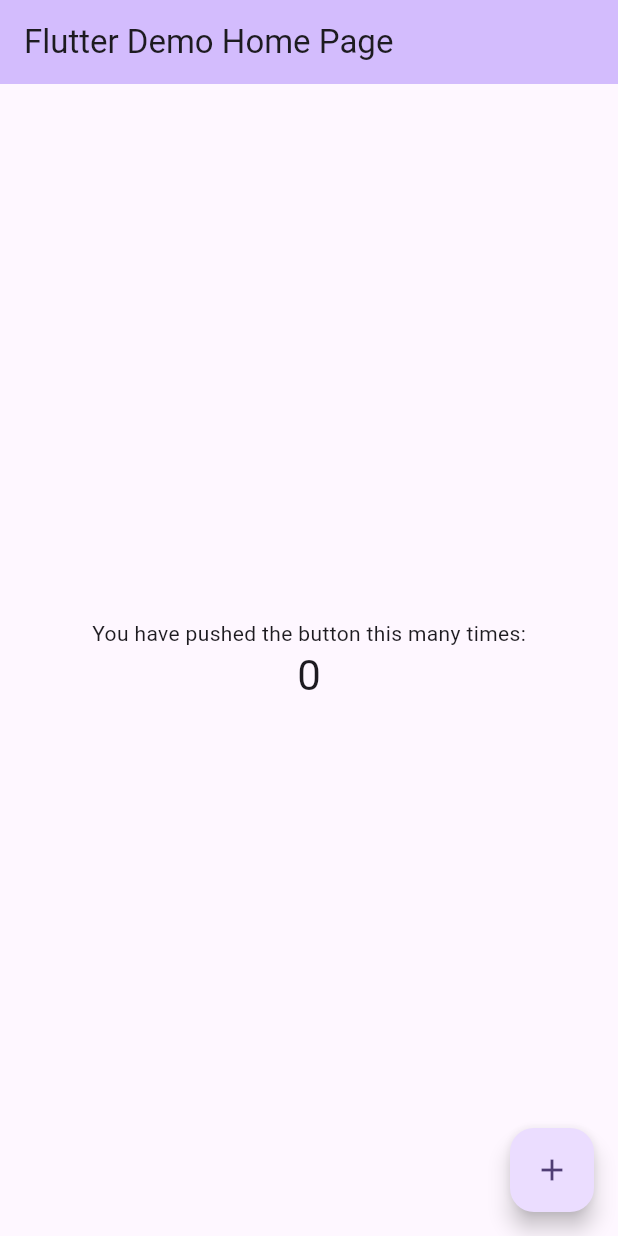
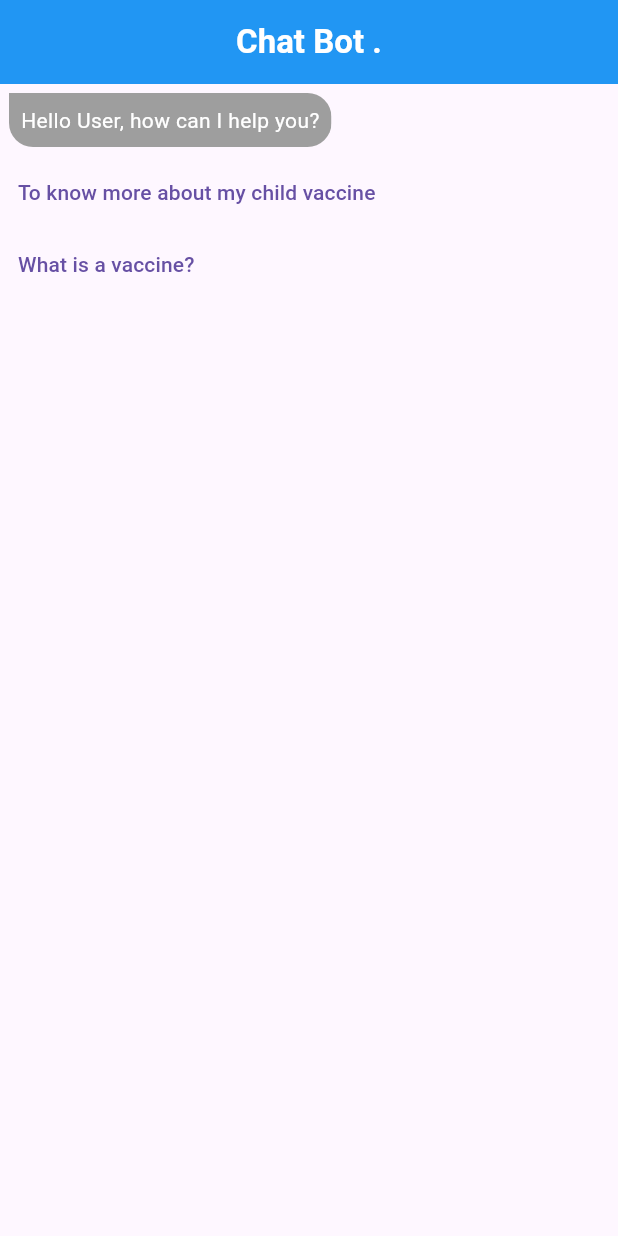
Before and after one commit to Vishnu8991/doctor_baby, a Flutter app: the screen it shows after launch, on a phone screen of 412 x 824 dp. Run offline on Flutter 3.47's test engine with Material 3 defaults, Android fonts, the phone set to English and light mode, and no system bars; our stand-ins replace fluttertoast, shared_preferences.

Commit message:
chat bot added

```diff
--- a/lib/main.dart
+++ b/lib/main.dart
@@ -1,125 +1,22 @@
+import 'package:doctor_baby/view/chatbot/chatbot.dart';
 import 'package:flutter/material.dart';
 
 void main() {
   runApp(const MyApp());
 }
 
-class MyApp extends StatelessWidget {
+class MyApp extends StatefulWidget {
   const MyApp({super.key});
 
-  // This widget is the root of your application.
+  @override
+  State<MyApp> createState() => _MyAppState();
+}
+
+class _MyAppState extends State<MyApp> {
   @override
   Widget build(BuildContext context) {
     return MaterialApp(
-      title: 'Flutter Demo',
-      theme: ThemeData(
-        // This is the theme of your application.
-        //
-        // TRY THIS: Try running your application with "flutter run". You'll see
-        // the application has a purple toolbar. Then, without quitting the app,
-        // try changing the seedColor in the colorScheme below to Colors.green
-        // and then invoke "hot reload" (save your changes or press the "hot
-        // reload" button in a Flutter-supported IDE, or press "r" if you used
-        // the command line to start the app).
-        //
-        // Notice that the counter didn't reset back to zero; the application
-        // state is not lost during the reload. To reset the state, use hot
-        // restart instead.
-        //
-        // This works for code too, not just values: Most code changes can be
-        // tested with just a hot reload.
-        colorScheme: ColorScheme.fromSeed(seedColor: Colors.deepPurple),
-        useMaterial3: true,
-      ),
-      home: const MyHomePage(title: 'Flutter Demo Home Page'),
+      home: ChatBot(),
     );
   }
 }
-
-class MyHomePage extends StatefulWidget {
-  const MyHomePage({super.key, required this.title});
-
-  // This widget is the home page of your application. It is stateful, meaning
-  // that it has a State object (defined below) that contains fields that affect
-  // how it looks.
-
-  // This class is the configuration for the state. It holds the values (in this
-  // case the title) provided by the parent (in this case the App widget) and
-  // used by the build method of the State. Fields in a Widget subclass are
-  // always marked "final".
-
-  final String title;
-
-  @override
-  State<MyHomePage> createState() => _MyHomePageState();
-}
-
-class _MyHomePageState extends State<MyHomePage> {
-  int _counter = 0;
-
-  void _incrementCounter() {
-    setState(() {
-      // This call to setState tells the Flutter framework that something has
-      // changed in this State, which causes it to rerun the build method below
-      // so that the display can reflect the updated values. If we changed
-      // _counter without calling setState(), then the build method would not be
-      // called again, and so nothing would appear to happen.
-      _counter++;
-    });
-  }
-
-  @override
-  Widget build(BuildContext context) {
-    // This method is rerun every time setState is called, for instance as done
-    // by the _incrementCounter method above.
-    //
-    // The Flutter framework has been optimized to make rerunning build methods
-    // fast, so that you can just rebuild anything that needs updating rather
-    // than having to individually change instances of widgets.
-    return Scaffold(
-      appBar: AppBar(
-        // TRY THIS: Try changing the color here to a specific color (to
-        // Colors.amber, perhaps?) and trigger a hot reload to see the AppBar
-        // change color while the other colors stay the same.
-        backgroundColor: Theme.of(context).colorScheme.inversePrimary,
-        // Here we take the value from the MyHomePage object that was created by
-        // the App.build method, and use it to set our appbar title.
-        title: Text(widget.title),
-      ),
-      body: Center(
-        // Center is a layout widget. It takes a single child and positions it
-        // in the middle of the parent.
-        child: Column(
-          // Column is also a layout widget. It takes a list of children and
-          // arranges them vertically. By default, it sizes itself to fit its
-          // children horizontally, and tries to be as tall as its parent.
-          //
-          // Column has various properties to control how it sizes itself and
-          // how it positions its children. Here we use mainAxisAlignment to
-          // center the children vertically; the main axis here is the vertical
-          // axis because Columns are vertical (the cross axis would be
-          // horizontal).
-          //
-          // TRY THIS: Invoke "debug painting" (choose the "Toggle Debug Paint"
-          // action in the IDE, or press "p" in the console), to see the
-          // wireframe for each widget.
-          mainAxisAlignment: MainAxisAlignment.center,
-          children: <Widget>[
-            const Text(
-              'You have pushed the button this many times:',
-            ),
-            Text(
-              '$_counter',
-              style: Theme.of(context).textTheme.headlineMedium,
-            ),
-          ],
-        ),
-      ),
-      floatingActionButton: FloatingActionButton(
-        onPressed: _incrementCounter,
-        tooltip: 'Increment',
-        child: const Icon(Icons.add),
-      ), // This trailing comma makes auto-formatting nicer for build methods.
-    );
-  }
-}
--- /dev/null
+++ b/lib/view/chatbot/chatbot.dart
@@ -0,0 +1,254 @@
+import 'package:flutter/material.dart';
+
+class MyVaccineDatabase {
+  List<Map<String, dynamic>> questions = [
+    {
+      'question': 'Select a category',
+      'options': ['To know more about my child vaccine', 'What is a vaccine?']
+    },
+    {
+      'question': 'To know more about my child vaccine',
+      'options': [
+        'What vaccines are recommended for my child?',
+        'When should my child get vaccinated?',
+        'Next vaccine date ?',
+        'Give all vaccine schedules'
+      ]
+    },
+    {
+      'question': 'What is a vaccine?',
+      'options': [
+        'How do vaccines work?',
+        'Are vaccines safe?',
+        'Why should I vaccinate my child?',
+        'Can my baby handle all of these vaccines?'
+      ]
+    },
+    {
+      'question': 'What vaccines are recommended for my child?',
+      'options': ['Next vaccine date?', 'Give all vaccine schedules']
+    },
+  ];
+
+  Map<String, String> answers = {
+    "Next vaccine date ?":
+        'The next vaccine date for your child is on January 15, 2023.',
+    "Give all vaccine schedules":
+        "Here is the complete vaccine schedule for your child... \n november 4 \n december 4\n january 4 ",
+    'What vaccines are recommended for my child?':
+        'The recommended vaccines for your child include...',
+    'When should my child get vaccinated?':
+        'Your child should receive vaccinations according to the following schedule...',
+    'How do vaccines work?':
+        'Vaccines work by stimulating the immune system to recognize and fight specific pathogens...',
+    'Are vaccines safe?':
+        'Yes, vaccines are rigorously tested for safety and are an essential tool in preventing diseases...',
+    'Why should I vaccinate my child?':
+        'Vaccinating your child is important for protecting them against serious diseases and building immunity...',
+    'Can my baby handle all of these vaccines?':
+        'Vaccines are carefully designed to be safe for babies and are administered based on a schedule recommended by health professionals...',
+  };
+}
+
+class ChatMessage {
+  String message;
+  bool isUser;
+
+  ChatMessage({required this.message, required this.isUser});
+}
+
+class ChatBot extends StatefulWidget {
+  @override
+  _ChatBotState createState() => _ChatBotState();
+}
+
+class _ChatBotState extends State<ChatBot> {
+  final List<ChatMessage> chatMessages = [];
+  final MyVaccineDatabase database = MyVaccineDatabase();
+  List<String> botOptions = [];
+  int currentQuestionIndex = 0;
+
+  final ScrollController _scrollController = ScrollController();
+
+  @override
+  void initState() {
+    super.initState();
+    _displayWelcomeMessage();
+    _displayOptions();
+  }
+
+  bool canGoBack() {
+    return currentQuestionIndex > 0;
+  }
+
+ void _handleBack() {
+  if (canGoBack()) {
+    // Remove the last user message
+    chatMessages.removeLast();
+
+    // Go back to the previous question
+    currentQuestionIndex--;
+    _displayOptions();
+
+    setState(() {});
+  }
+}
+
+
+  void _handleOptionSelected(String selectedOption) {
+    setState(() {
+      chatMessages.add(ChatMessage(message: selectedOption, isUser: true));
+    });
+
+    if (currentQuestionIndex >= 0 &&
+        currentQuestionIndex < database.questions.length) {
+      currentQuestionIndex = _getNextQuestionIndex(selectedOption);
+      String botResponse = _getBotResponse(selectedOption);
+
+      if (database.questions[currentQuestionIndex]['options'] != null) {
+        _displayOptions();
+      }
+
+      setState(() {
+        if (botResponse.isNotEmpty) {
+          chatMessages.add(ChatMessage(message: botResponse, isUser: false));
+        }
+      });
+
+      // Scroll to the bottom only if it's a user message
+      if (selectedOption.isNotEmpty) {
+        _scrollController.jumpTo(_scrollController.position.maxScrollExtent);
+      }
+    }
+  }
+
+  void _displayOptions() {
+    botOptions.clear();
+    if (currentQuestionIndex >= 0 &&
+        currentQuestionIndex < database.questions.length) {
+      for (var option in database.questions[currentQuestionIndex]['options']) {
+        botOptions.add(option);
+      }
+    }
+  }
+
+  void _displayWelcomeMessage() {
+    setState(() {
+      chatMessages.add(ChatMessage(
+        message: 'Hello User, how can I help you?',
+        isUser: false,
+      ));
+      _displayOptions();
+    });
+  }
+
+  int _getNextQuestionIndex(String selectedOption) {
+    for (var i = currentQuestionIndex + 1; i < database.questions.length; i++) {
+      if (database.questions[i]['question'] == selectedOption) {
+        return i;
+      }
+    }
+    return currentQuestionIndex;
+  }
+
+  String _getBotResponse(String selectedOption) {
+    if (database.answers.containsKey(selectedOption)) {
+      return database.answers[selectedOption]!;
+    } else {
+      // Return an empty string for subcategories
+      return '';
+    }
+  }
+
+  @override
+  Widget build(BuildContext context) {
+    return Scaffold(
+      appBar: AppBar(
+        backgroundColor: Colors.blue,
+        title: Text('Chat Bot .',style: TextStyle(fontWeight: FontWeight.w600,color: Colors.white),),
+        centerTitle: true,
+      ),
+      body: Column(
+        children: [
+          Expanded(
+            child: ListView.builder(
+              controller: _scrollController,
+              itemCount: chatMessages.length + botOptions.length + (canGoBack() ? 1 : 0),
+              itemBuilder: (context, index) {
+                if (index < chatMessages.length) {
+                  ChatMessage message = chatMessages[index];
+                  return Padding(
+                    padding: const EdgeInsets.all(6.0),
+                    child: Align(
+                      alignment: message.isUser
+                          ? Alignment.centerRight
+                          : Alignment.centerLeft,
+                      child: Container(
+                        constraints: BoxConstraints(
+                          maxWidth: MediaQuery.of(context).size.width * 0.7,
+                        ),
+                        child: ClipRRect(
+                          borderRadius: message.isUser
+                              ? BorderRadius.only(
+                                  topLeft: Radius.circular(16.0),
+                                  bottomRight: Radius.circular(16.0),
+                                  bottomLeft: Radius.circular(16.0),
+                                )
+                              : BorderRadius.only(
+                                  topRight: Radius.circular(16.0),
+                                  bottomLeft: Radius.circular(16.0),
+                                  bottomRight: Radius.circular(16.0),
+                                ),
+                          child: Container(
+                            padding: EdgeInsets.all(8.0),
+                            color: message.isUser ? Colors.blue : Colors.grey,
+                            child: Text(
+                              message.message,
+                              style: TextStyle(color: Colors.white),
+                            ),
+                          ),
+                        ),
+                      ),
+                    ),
+                  );
+                } else {
+                  if (canGoBack() && index == chatMessages.length + botOptions.length) {
+                    return Row(
+                      children: [
+                        SizedBox(width: 10,),
+                        ElevatedButton(
+                          style: ButtonStyle(
+                            backgroundColor: MaterialStateProperty.all<Color>(Colors.blue),
+                          ),
+                          onPressed: _handleBack,
+                          child: Row(
+                            children: [
+                              Icon(Icons.arrow_back,color: Colors.white,),
+                              SizedBox(width: 10,),
+                              Text('Previous',style: TextStyle(color: Colors.white),),
+                            ],
+                          ),
+                        ),
+                      ],
+                    );
+                  } else {
+                    return Row(
+                      children: [
+                        TextButton(
+                          onPressed: () {
+                            _handleOptionSelected(botOptions[index - chatMessages.length]);
+                          },
+                          child: Text(botOptions[index - chatMessages.length]),
+                        ),
+                      ],
+                    );
+                  }
+                }
+              },
+            ),
+          ),
+        ],
+      ),
+    );
+  }
+}
```
Also changed, not shown: lib/controller/chatbotcontroller/chatbotcontroller.dart (added), pubspec.lock, 1 other file.
